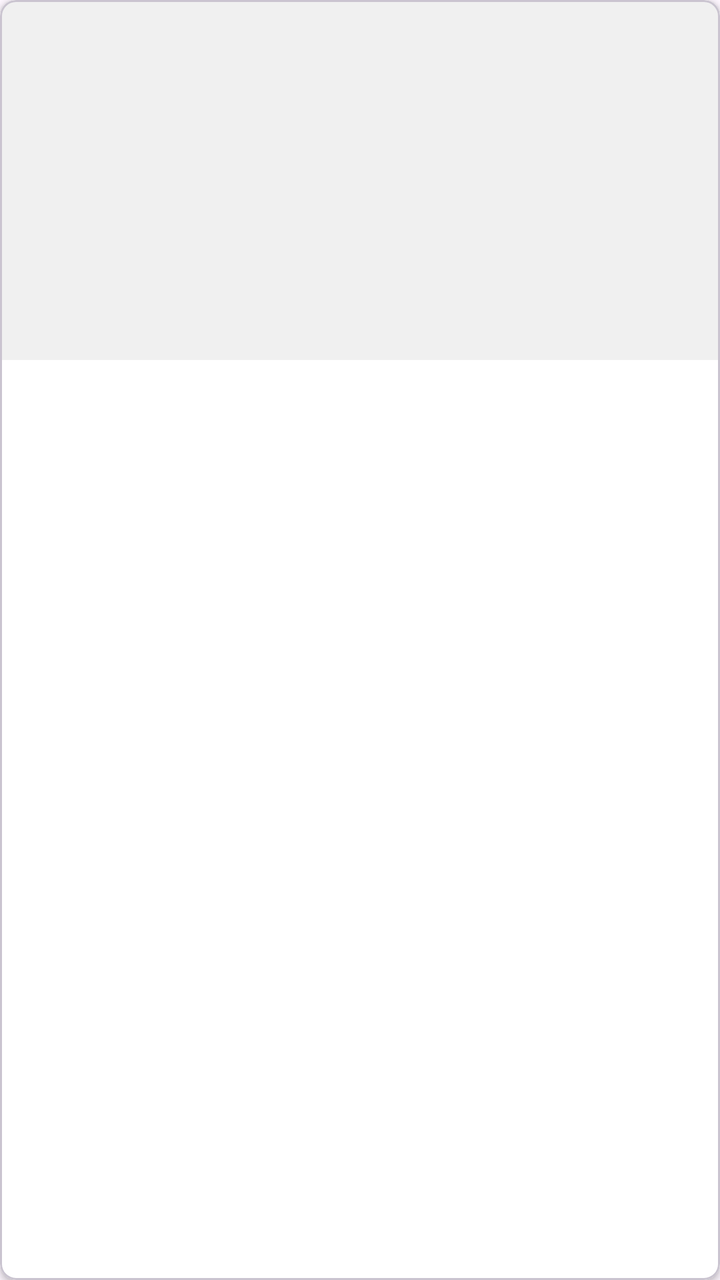
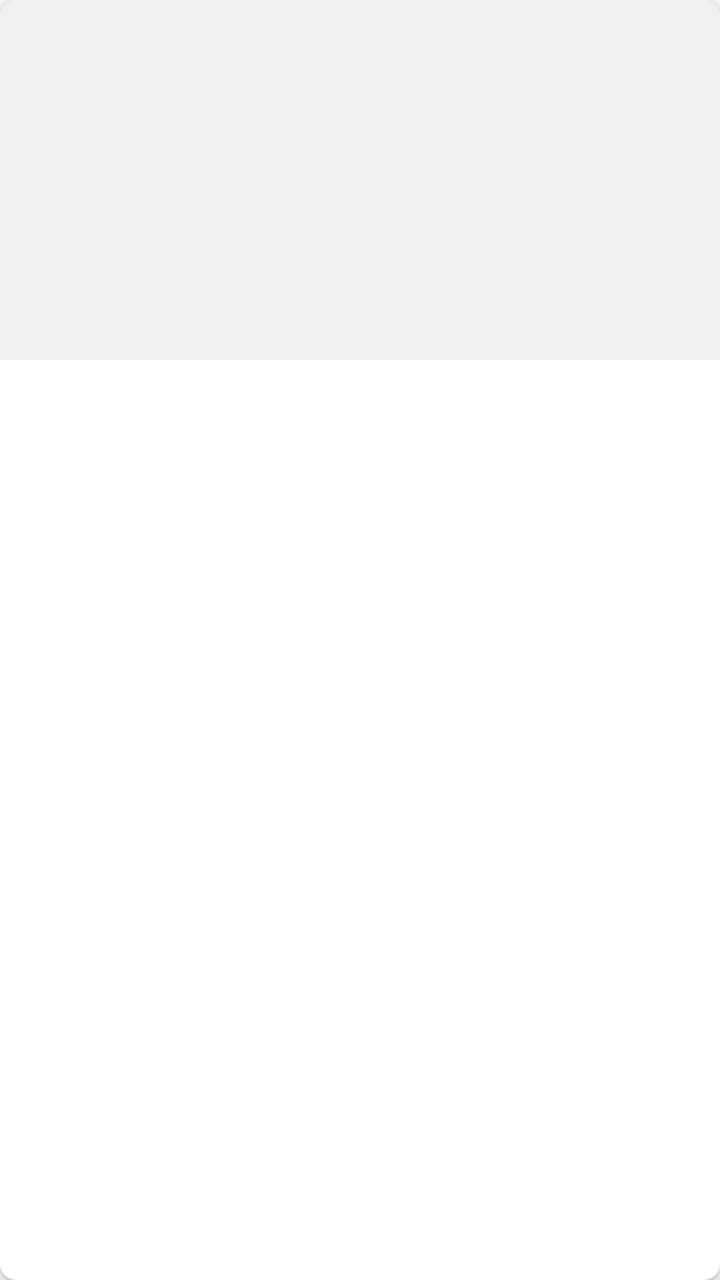

An Android layout rendered at two revisions. The XML below is the earlier revision; the diff shows what the commit changed to produce the second picture.
<!-- AndroidManifest.xml: application theme Theme.MT -->
<!-- res/layout/item_history_manga.xml -->
<?xml version="1.0" encoding="utf-8"?>
<com.google.android.material.card.MaterialCardView xmlns:android="http://schemas.android.com/apk/res/android"
    xmlns:app="http://schemas.android.com/apk/res-auto"
    android:layout_width="match_parent"
    android:layout_height="wrap_content"
    android:layout_marginStart="4dp"
    android:layout_marginEnd="4dp"
    android:layout_marginTop="4dp"
    android:layout_marginBottom="4dp"
    app:cardCornerRadius="8dp"
    app:cardElevation="2dp"
    app:cardBackgroundColor="#FFFFFF">

    <LinearLayout
        android:layout_width="match_parent"
        android:layout_height="wrap_content"
        android:orientation="vertical">

        
        <ImageView
            android:id="@+id/iv_thumbnail"
            android:layout_width="match_parent"
            android:layout_height="180dp"
            android:scaleType="centerCrop"
            android:background="#F0F0F0" />

        
        <LinearLayout
            android:layout_width="match_parent"
            android:layout_height="wrap_content"
            android:orientation="horizontal"
            android:gravity="center_vertical"
            android:paddingStart="10dp"
            android:paddingEnd="10dp"
            android:paddingTop="6dp"
            android:paddingBottom="8dp">

            <TextView
                android:id="@+id/tv_translator_name"
                android:layout_width="0dp"
                android:layout_height="wrap_content"
                android:layout_weight="1"
                android:textColor="#AAAAAA"
                android:textSize="11sp"
                android:maxLines="1" />

            <TextView
                android:id="@+id/tv_time"
                android:layout_width="wrap_content"
                android:layout_height="wrap_content"
                android:textColor="#AAAAAA"
                android:textSize="11sp" />
        </LinearLayout>
    </LinearLayout>

</com.google.android.material.card.MaterialCardView>
<!-- resources referenced by this layout -->
<resources>
  <style name="Theme.MT" parent="Base.Theme.MT">
          
          <item name="android:navigationBarColor">@android:color/transparent</item>
          <item name="android:statusBarColor">@android:color/transparent</item>
          <item name="android:windowLightStatusBar">?attr/isLightTheme</item>
      </style>
  <style name="Base.Theme.MT" parent="Theme.Material3.Light.NoActionBar">
          <item name="colorPrimary">#55AEEA</item>
          <item name="android:navigationBarColor">
              @android:color/transparent
          </item>
          <item name="android:enforceNavigationBarContrast">false</item>
          <item name="android:enforceStatusBarContrast">false</item>
      </style>
</resources>

<!-- the commit's change to res/layout/item_history_manga.xml (unified diff, before → after) -->
@@ -9,6 +9,7 @@
     android:layout_marginBottom="4dp"
     app:cardCornerRadius="8dp"
     app:cardElevation="2dp"
+    app:strokeWidth="0dp"
     app:cardBackgroundColor="#FFFFFF">
 
     <LinearLayout
@@ -17,39 +18,80 @@
         android:orientation="vertical">
 
         
-        <ImageView
-            android:id="@+id/iv_thumbnail"
+        <FrameLayout
             android:layout_width="match_parent"
-            android:layout_height="180dp"
-            android:scaleType="centerCrop"
-            android:background="#F0F0F0" />
+            android:layout_height="wrap_content">
+
+            <ImageView
+                android:id="@+id/iv_thumbnail"
+                android:layout_width="match_parent"
+                android:layout_height="180dp"
+                android:scaleType="centerCrop"
+                android:background="#F0F0F0" />
+
+            
+            <TextView
+                android:id="@+id/tv_size_badge"
+                android:layout_width="wrap_content"
+                android:layout_height="wrap_content"
+                android:layout_gravity="end|top"
+                android:layout_marginTop="6dp"
+                android:layout_marginEnd="6dp"
+                android:background="@drawable/badge_background"
+                android:paddingStart="6dp"
+                android:paddingEnd="6dp"
+                android:paddingTop="2dp"
+                android:paddingBottom="2dp"
+                android:textColor="#FFFFFF"
+                android:textSize="10sp"
+                android:textStyle="bold"
+                android:visibility="gone" />
+        </FrameLayout>
 
         
         <LinearLayout
             android:layout_width="match_parent"
             android:layout_height="wrap_content"
-            android:orientation="horizontal"
-            android:gravity="center_vertical"
+            android:orientation="vertical"
             android:paddingStart="10dp"
             android:paddingEnd="10dp"
             android:paddingTop="6dp"
             android:paddingBottom="8dp">
 
+            
             <TextView
-                android:id="@+id/tv_translator_name"
-                android:layout_width="0dp"
+                android:id="@+id/tv_phash"
+                android:layout_width="wrap_content"
                 android:layout_height="wrap_content"
-                android:layout_weight="1"
-                android:textColor="#AAAAAA"
-                android:textSize="11sp"
+                android:textColor="#999999"
+                android:textSize="9sp"
+                android:fontFamily="monospace"
                 android:maxLines="1" />
 
-            <TextView
-                android:id="@+id/tv_time"
-                android:layout_width="wrap_content"
+            
+            <LinearLayout
+                android:layout_width="match_parent"
                 android:layout_height="wrap_content"
-                android:textColor="#AAAAAA"
-                android:textSize="11sp" />
+                android:orientation="horizontal"
+                android:gravity="center_vertical"
+                android:layout_marginTop="2dp">
+
+                <TextView
+                    android:id="@+id/tv_translator_name"
+                    android:layout_width="0dp"
+                    android:layout_height="wrap_content"
+                    android:layout_weight="1"
+                    android:textColor="#AAAAAA"
+                    android:textSize="11sp"
+                    android:maxLines="1" />
+
+                <TextView
+                    android:id="@+id/tv_time"
+                    android:layout_width="wrap_content"
+                    android:layout_height="wrap_content"
+                    android:textColor="#AAAAAA"
+                    android:textSize="11sp" />
+            </LinearLayout>
         </LinearLayout>
     </LinearLayout>
 
<!-- resource entries referenced after the edit -->
@@ -1,5 +1,12 @@
 <!-- resources referenced by this layout -->
 <resources>
+  <!-- drawable badge_background (drawable) -->
+  <?xml version="1.0" encoding="utf-8"?>
+  <shape xmlns:android="http://schemas.android.com/apk/res/android"
+      android:shape="rectangle">
+      <solid android:color="#CC000000" />
+      <corners android:radius="10dp" />
+  </shape>
   <style name="Theme.MT" parent="Base.Theme.MT">
           
           <item name="android:navigationBarColor">@android:color/transparent</item>
